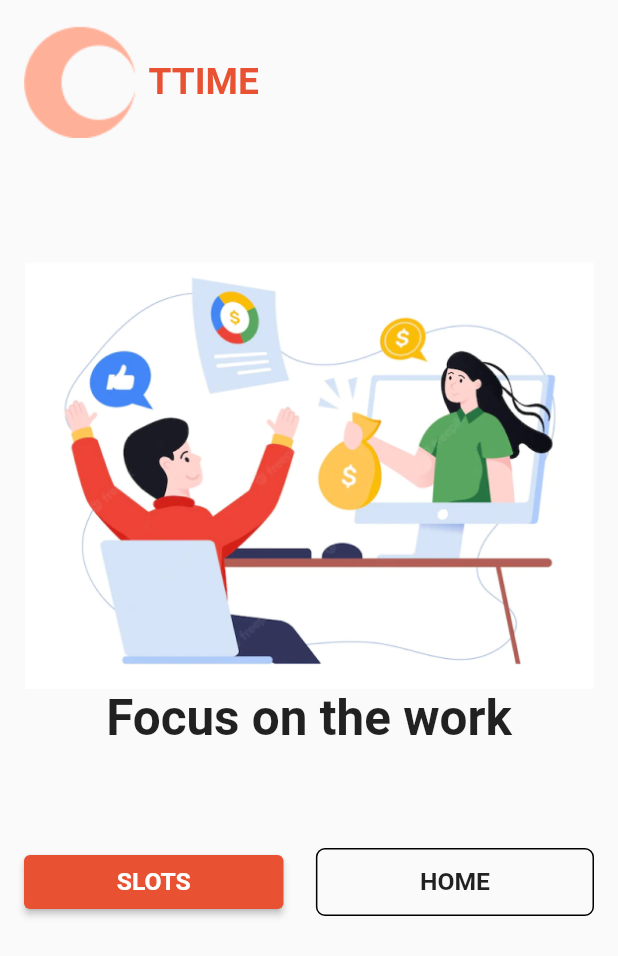
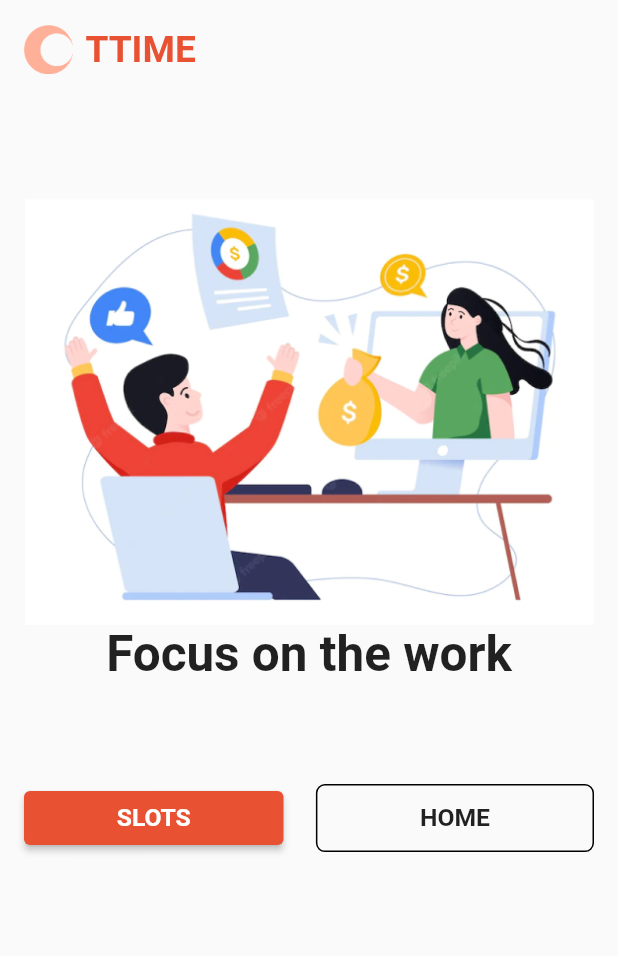
Before and after one commit to SyedMahamudulHasan/kotha, a Flutter app: the screen it shows after launch, on a phone screen of 412 x 824 dp. Shown: the top 956 px of the screen. Run offline on Flutter 3.47's test engine with Material 2 defaults, Android fonts, the phone set to English and light mode, and no system bars; our stand-ins replace flutter_riverpod.

Commit message:
custom app bar

```diff
--- a/lib/view/screens/dash_screen.dart
+++ b/lib/view/screens/dash_screen.dart
@@ -1,6 +1,7 @@
 import 'package:flutter/material.dart';
 import 'package:flutter_riverpod/flutter_riverpod.dart';
 import 'package:kotha/model/utils/constant.dart';
+import 'package:kotha/view/widgets/custom_appbar.dart';
 
 class DashScreen extends ConsumerStatefulWidget {
   const DashScreen({super.key});
@@ -20,20 +21,8 @@ class _SplashScreenState extends ConsumerState<DashScreen> {
           padding: const EdgeInsets.all(16),
           child: Column(
             children: [
-              Row(
-                children: [
-                  Image.asset("assets/logo/logo.png"),
-                  const SizedBox(width: 8),
-                  Text(
-                    "TTIME",
-                    style: TextStyle(
-                      color: KColor.secondaryColor,
-                      fontWeight: FontWeight.bold,
-                      fontSize: size.width * 0.06,
-                    ),
-                  )
-                ],
-              ),
+              // appbar
+              CustomAppBar(size: size),
               SizedBox(height: size.height * 0.1),
               Center(child: Image.asset("assets/image/splash.png")),
               Text(
--- /dev/null
+++ b/lib/view/widgets/custom_appbar.dart
@@ -0,0 +1,32 @@
+import 'package:flutter/material.dart';
+import 'package:kotha/model/utils/constant.dart';
+
+class CustomAppBar extends StatelessWidget {
+  const CustomAppBar({
+    Key? key,
+    required this.size,
+  }) : super(key: key);
+
+  final Size size;
+
+  @override
+  Widget build(BuildContext context) {
+    return Row(
+      children: [
+        SizedBox(
+          width: size.width * 0.08,
+          child: Image.asset("assets/logo/logo.png"),
+        ),
+        const SizedBox(width: 8),
+        Text(
+          "TTIME",
+          style: TextStyle(
+            color: KColor.secondaryColor,
+            fontWeight: FontWeight.bold,
+            fontSize: size.width * 0.06,
+          ),
+        )
+      ],
+    );
+  }
+}
```
